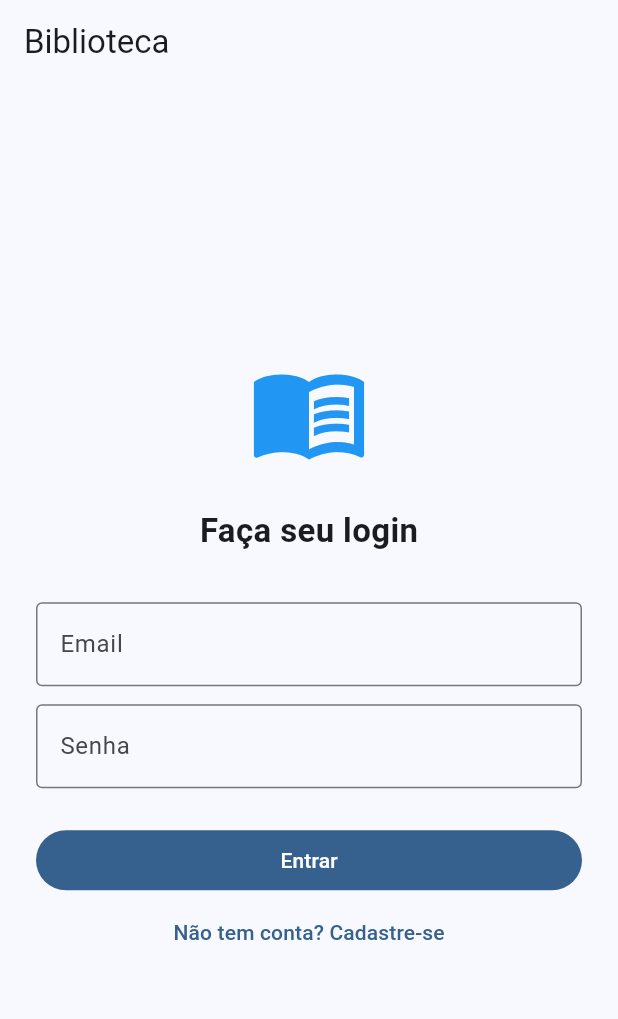
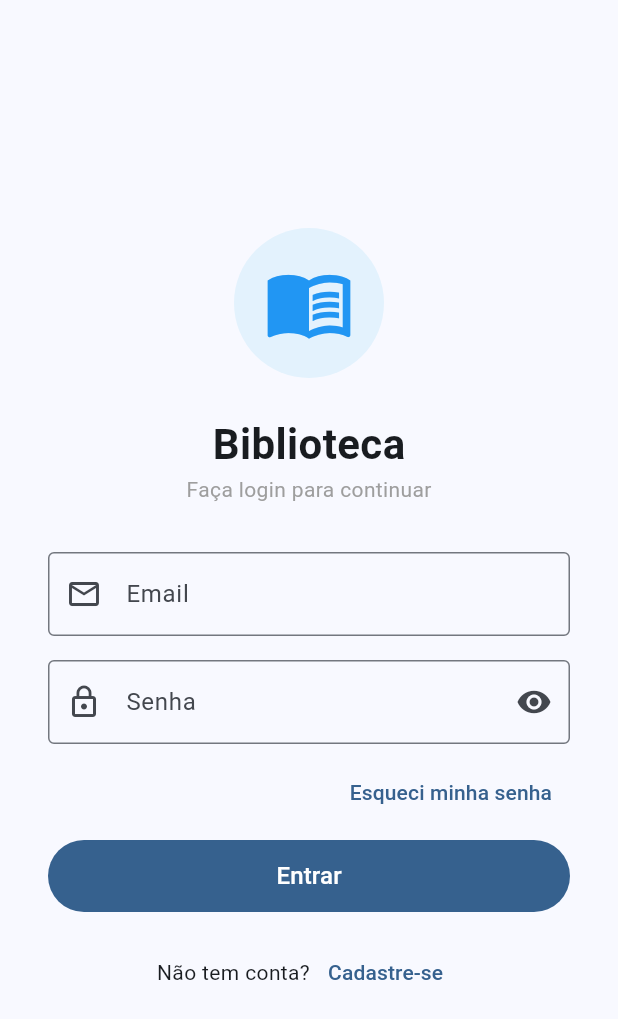
Before and after one commit to Borakove/biblioteca, a Flutter app: the screen it shows after launch, on a phone screen of 412 x 824 dp. Shown: the top 1019 px of the screen. Run offline on Flutter 3.47's test engine with Material 3 defaults, Android fonts, the phone set to English and light mode, and no system bars.

Commit message:
#14 correcao daos e login melhorado

```diff
--- a/lib/views/auth/login_view.dart
+++ b/lib/views/auth/login_view.dart
@@ -2,6 +2,7 @@ import 'package:flutter/material.dart';
 import '../../services/usuario_service.dart';
 import '../../models/usuario.dart';
 import 'cadastro_view.dart';
+import 'reset_senha_view.dart';
 import '../home_view.dart';
 
 class LoginView extends StatefulWidget {
@@ -17,16 +18,22 @@ class _LoginViewState extends State<LoginView> {
   final _service = UsuarioService();
   String _mensagem = '';
   bool _carregando = false;
+  bool _senhaVisivel = false;
 
   Future<void> _login() async {
+    if (_emailController.text.trim().isEmpty || _senhaController.text.trim().isEmpty) {
+      setState(() => _mensagem = 'Preencha todos os campos.');
+      return;
+    }
+
     setState(() {
       _carregando = true;
       _mensagem = '';
     });
 
     final Usuario? usuario = await _service.login(
-      _emailController.text,
-      _senhaController.text,
+      _emailController.text.trim(),
+      _senhaController.text.trim(),
     );
 
     setState(() => _carregando = false);
@@ -37,64 +44,147 @@ class _LoginViewState extends State<LoginView> {
         MaterialPageRoute(builder: (_) => HomeView(usuario: usuario)),
       );
     } else {
-      setState(() => _mensagem = 'Email ou senha incorretos.');
+      setState(() => _mensagem = 'Email ou senha incorretos. Tente novamente.');
     }
   }
 
   @override
   Widget build(BuildContext context) {
     return Scaffold(
-      appBar: AppBar(title: const Text('Biblioteca')),
-      body: Padding(
-        padding: const EdgeInsets.all(24),
+      body: SafeArea(
+        child: Center(
+          child: SingleChildScrollView(
+            padding: const EdgeInsets.all(32),
             child: Column(
               mainAxisAlignment: MainAxisAlignment.center,
               children: [
-            const Icon(Icons.menu_book, size: 80, color: Colors.blue),
-            const SizedBox(height: 24),
-            const Text(
-              'Faça seu login',
-              style: TextStyle(fontSize: 22, fontWeight: FontWeight.bold),
+                // Ícone
+                Container(
+                  padding: const EdgeInsets.all(20),
+                  decoration: BoxDecoration(
+                    color: Colors.blue.shade50,
+                    shape: BoxShape.circle,
+                  ),
+                  child: const Icon(Icons.menu_book, size: 60, color: Colors.blue),
                 ),
                 const SizedBox(height: 24),
+
+                // Título
+                const Text(
+                  'Biblioteca',
+                  style: TextStyle(fontSize: 28, fontWeight: FontWeight.bold),
+                ),
+                const Text(
+                  'Faça login para continuar',
+                  style: TextStyle(color: Colors.grey, fontSize: 14),
+                ),
+                const SizedBox(height: 32),
+
+                // Mensagem de erro
                 if (_mensagem.isNotEmpty)
-              Text(_mensagem, style: const TextStyle(color: Colors.red)),
-            const SizedBox(height: 8),
+                  Container(
+                    width: double.infinity,
+                    padding: const EdgeInsets.all(12),
+                    margin: const EdgeInsets.only(bottom: 16),
+                    decoration: BoxDecoration(
+                      color: Colors.red.shade50,
+                      borderRadius: BorderRadius.circular(8),
+                      border: Border.all(color: Colors.red.shade200),
+                    ),
+                    child: Row(
+                      children: [
+                        Icon(Icons.error_outline, color: Colors.red.shade700, size: 20),
+                        const SizedBox(width: 8),
+                        Expanded(
+                          child: Text(
+                            _mensagem,
+                            style: TextStyle(color: Colors.red.shade700, fontSize: 13),
+                          ),
+                        ),
+                      ],
+                    ),
+                  ),
+
+                // Campo email
                 TextField(
                   controller: _emailController,
                   decoration: const InputDecoration(
                     labelText: 'Email',
+                    prefixIcon: Icon(Icons.email_outlined),
                     border: OutlineInputBorder(),
                   ),
                   keyboardType: TextInputType.emailAddress,
+                  onSubmitted: (_) => _login(),
                 ),
-            const SizedBox(height: 12),
+                const SizedBox(height: 16),
+
+                // Campo senha
                 TextField(
                   controller: _senhaController,
-              decoration: const InputDecoration(
+                  obscureText: !_senhaVisivel,
+                  decoration: InputDecoration(
                     labelText: 'Senha',
-                border: OutlineInputBorder(),
+                    prefixIcon: const Icon(Icons.lock_outline),
+                    border: const OutlineInputBorder(),
+                    suffixIcon: IconButton(
+                      icon: Icon(_senhaVisivel ? Icons.visibility_off : Icons.visibility),
+                      onPressed: () => setState(() => _senhaVisivel = !_senhaVisivel),
                     ),
-              obscureText: true,
                   ),
-            const SizedBox(height: 24),
+                  onSubmitted: (_) => _login(),
+                ),
+                const SizedBox(height: 8),
+
+                // Esqueci minha senha
+                Align(
+                  alignment: Alignment.centerRight,
+                  child: TextButton(
+                    onPressed: () => Navigator.push(
+                      context,
+                      MaterialPageRoute(builder: (_) => const ResetSenhaView()),
+                    ),
+                    child: const Text('Esqueci minha senha'),
+                  ),
+                ),
+                const SizedBox(height: 8),
+
+                // Botão entrar
                 SizedBox(
                   width: double.infinity,
+                  height: 48,
                   child: FilledButton(
                     onPressed: _carregando ? null : _login,
                     child: _carregando
-                    ? const CircularProgressIndicator(color: Colors.white)
-                    : const Text('Entrar'),
+                        ? const SizedBox(
+                      height: 20,
+                      width: 20,
+                      child: CircularProgressIndicator(
+                        color: Colors.white,
+                        strokeWidth: 2,
+                      ),
+                    )
+                        : const Text('Entrar', style: TextStyle(fontSize: 16)),
                   ),
                 ),
+                const SizedBox(height: 16),
+
+                // Cadastro
+                Row(
+                  mainAxisAlignment: MainAxisAlignment.center,
+                  children: [
+                    const Text('Não tem conta?'),
                     TextButton(
                       onPressed: () => Navigator.push(
                         context,
                         MaterialPageRoute(builder: (_) => const CadastroView()),
                       ),
-              child: const Text('Não tem conta? Cadastre-se'),
+                      child: const Text('Cadastre-se'),
                     ),
                   ],
+                ),
+              ],
+            ),
+          ),
         ),
       ),
     );
```
Also changed, not shown: lib/services/usuario_service.dart (+10 -1 lines), lib/views/auth/reset_senha_view.dart (added, +183 -0 lines), 4 other files. Lines whose indentation alone changed are shown as unchanged.
